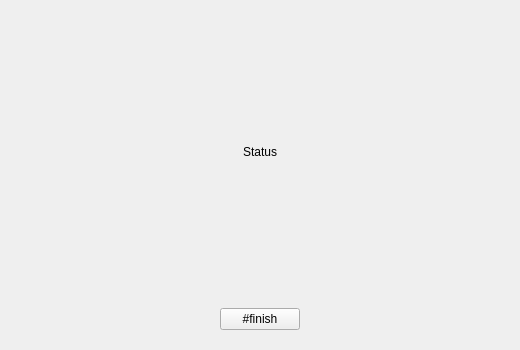
This is src/plugins/NativeWidgets/ServiceMenu/src/FirstSetup/UI/SaveSettingsWizardPage.ui in Ilkhom-S/e-kiosk as Qt 5 draws it before an edit. The edited form follows.
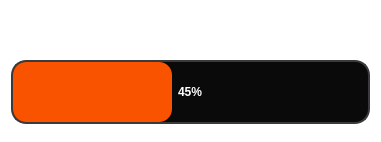
This is the edited form. The open tabs and pages were chosen to show the change.

Commit message: Update WelcomeWizardPage UI: new logo, texts; add missing translations

```diff
--- a/src/plugins/NativeWidgets/ServiceMenu/src/FirstSetup/UI/SaveSettingsWizardPage.ui
+++ b/src/plugins/NativeWidgets/ServiceMenu/src/FirstSetup/UI/SaveSettingsWizardPage.ui
@@ -2,140 +2,47 @@
 <ui version="4.0">
  <class>SaveSettingsWizardPage</class>
  <widget class="QWidget" name="SaveSettingsWizardPage">
-  <property name="geometry">
-   <rect>
-    <x>0</x>
-    <y>0</y>
-    <width>520</width>
-    <height>350</height>
-   </rect>
-  </property>
-  <layout class="QVBoxLayout" name="verticalLayout">
+        <property name="styleSheet">
+            <string notr="true">
+                QWidget#SaveSettingsWizardPage { background-color: transparent; }
+                QProgressBar { background-color: #0A0A0B; color: #FFFFFF; border: 2px solid #3A3A3C;
+                border-radius: 15px; text-align: center; height: 60px; font-weight: 900; }
+                QProgressBar::chunk { background-color: #FA5300; border-radius: 13px; }
+                QLabel { color: #FFFFFF; font-size: 32px; font-weight: 900; }
+            </string>
+        </property>
+        <layout class="QVBoxLayout">
+            <item>
+                <spacer name="vs1">
+                    <property name="orientation">
+                        <enum>Qt::Vertical</enum>
+                    </property>
+                </spacer>
+            </item>
    <item>
     <widget class="QLabel" name="lbStatus">
      <property name="text">
-      <string notr="true">Status</string>
+                        <string>WRITING TO SYSTEM...</string>
      </property>
      <property name="alignment">
       <set>Qt::AlignCenter</set>
      </property>
     </widget>
    </item>
-   <item>
-    <widget class="QStackedWidget" name="swPages">
-     <property name="sizePolicy">
-      <sizepolicy hsizetype="Preferred" vsizetype="Maximum">
-       <horstretch>0</horstretch>
-       <verstretch>0</verstretch>
-      </sizepolicy>
-     </property>
-     <property name="currentIndex">
-      <number>0</number>
-     </property>
-     <widget class="QWidget" name="wProgressPage">
-      <layout class="QHBoxLayout" name="horizontalLayout">
        <item>
         <widget class="QProgressBar" name="pbProgress">
-         <property name="minimum">
-          <number>0</number>
-         </property>
-         <property name="maximum">
-          <number>0</number>
-         </property>
          <property name="value">
-          <number>0</number>
-         </property>
-         <property name="alignment">
-          <set>Qt::AlignCenter</set>
-         </property>
-         <property name="invertedAppearance">
-          <bool>false</bool>
-         </property>
-         <property name="format">
-          <string notr="true">%p%</string>
-         </property>
-        </widget>
-       </item>
-      </layout>
-     </widget>
-     <widget class="QWidget" name="wRepeatPage">
-      <layout class="QHBoxLayout" name="horizontalLayout_2">
+                        <number>45</number>
+                    </property>
+                </widget>
+            </item>
        <item>
-        <spacer name="horizontalSpacer_2">
+                <spacer name="vs2">
          <property name="orientation">
-          <enum>Qt::Horizontal</enum>
-         </property>
-         <property name="sizeHint" stdset="0">
-          <size>
-           <width>40</width>
-           <height>20</height>
-          </size>
-         </property>
-        </spacer>
-       </item>
-       <item>
-        <widget class="QPushButton" name="btnRepeat">
-         <property name="text">
-          <string>#repeat</string>
-         </property>
-        </widget>
-       </item>
-       <item>
-        <spacer name="horizontalSpacer">
-         <property name="orientation">
-          <enum>Qt::Horizontal</enum>
-         </property>
-         <property name="sizeHint" stdset="0">
-          <size>
-           <width>40</width>
-           <height>20</height>
-          </size>
-         </property>
-        </spacer>
-       </item>
-      </layout>
-     </widget>
-     <widget class="QWidget" name="wFinishPage">
-      <layout class="QHBoxLayout" name="horizontalLayout_3">
-       <item>
-        <spacer name="horizontalSpacer_3">
-         <property name="orientation">
-          <enum>Qt::Horizontal</enum>
-         </property>
-         <property name="sizeHint" stdset="0">
-          <size>
-           <width>196</width>
-           <height>20</height>
-          </size>
-         </property>
-        </spacer>
-       </item>
-       <item>
-        <widget class="QPushButton" name="btnFinish">
-         <property name="text">
-          <string>#finish</string>
-         </property>
-        </widget>
-       </item>
-       <item>
-        <spacer name="horizontalSpacer_4">
-         <property name="orientation">
-          <enum>Qt::Horizontal</enum>
-         </property>
-         <property name="sizeHint" stdset="0">
-          <size>
-           <width>195</width>
-           <height>20</height>
-          </size>
-         </property>
-        </spacer>
-       </item>
-      </layout>
-     </widget>
-    </widget>
-   </item>
-  </layout>
- </widget>
- <resources/>
- <connections/>
+                        <enum>Qt::Vertical</enum>
+                    </property>
+                </spacer>
+            </item>
+        </layout>
+    </widget>
 </ui>
```
Lines whose indentation alone changed are shown as unchanged. The commit also changes 30 other files.
